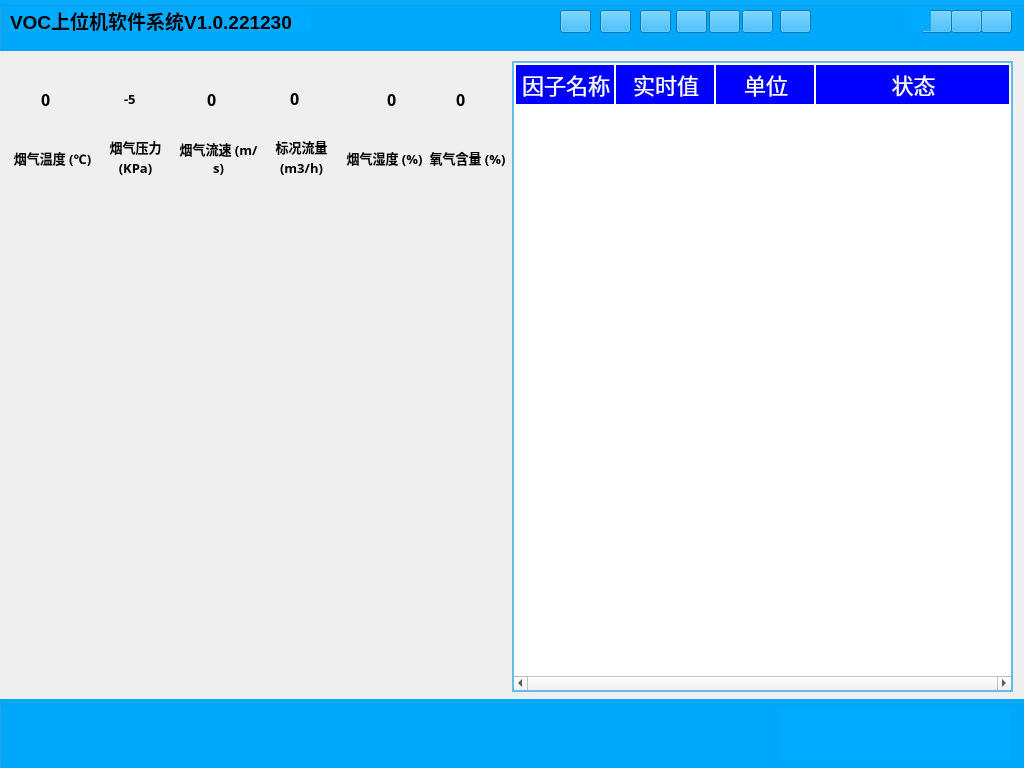
This is voc-gas/mainwindow.ui in aa123Eason/workcode as Qt 5 draws it before an edit. The edited form follows.
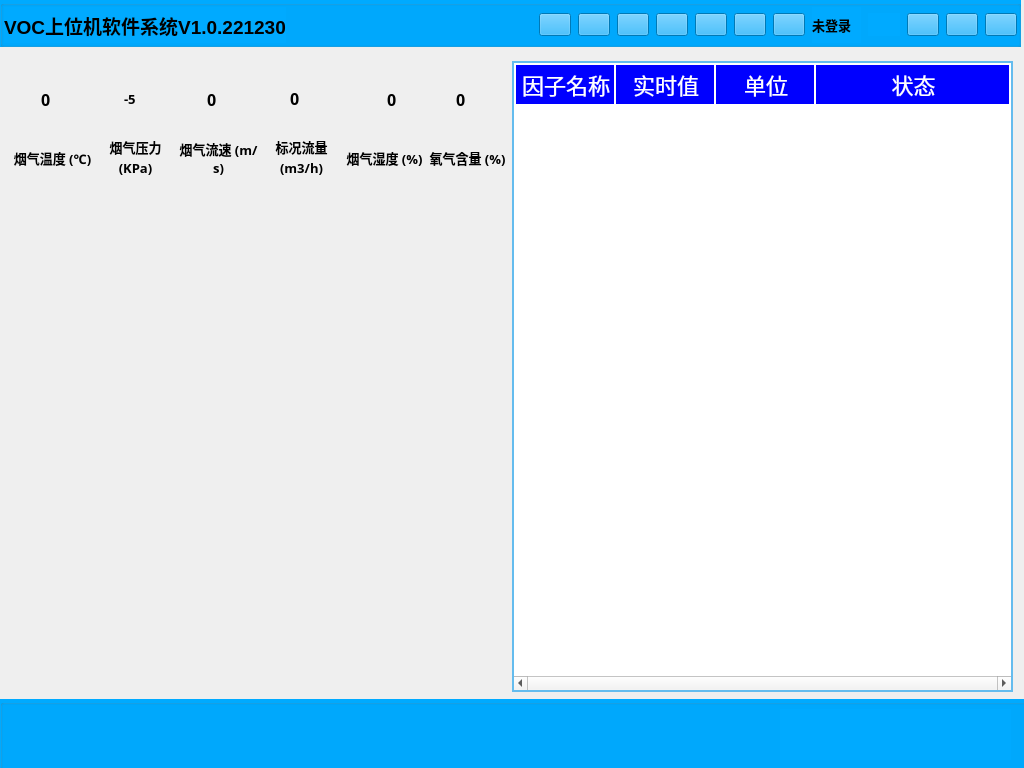
This is the edited form. Icons and pictures are not drawn.

Commit message: 完成登录，日志记录功能

```diff
--- a/voc-gas/mainwindow.ui
+++ b/voc-gas/mainwindow.ui
@@ -22,8 +22,8 @@
      <rect>
       <x>0</x>
       <y>0</y>
-      <width>1031</width>
-      <height>51</height>
+      <width>1021</width>
+      <height>47</height>
      </rect>
     </property>
     <property name="styleSheet">
@@ -33,62 +33,29 @@
     <property name="title">
      <string/>
     </property>
-    <widget class="QPushButton" name="pushButton">
-     <property name="geometry">
-      <rect>
-       <x>951</x>
-       <y>10</y>
-       <width>31</width>
-       <height>23</height>
-      </rect>
+    <layout class="QHBoxLayout" name="horizontalLayout_8" stretch="1,5,1,1,1,1,1,1,1,1,1,1,1,1">
+     <property name="spacing">
+      <number>7</number>
      </property>
-     <property name="styleSheet">
-      <string notr="true">border-image: url(:/images/remove.png);</string>
+     <property name="leftMargin">
+      <number>1</number>
      </property>
-     <property name="text">
-      <string/>
+     <property name="topMargin">
+      <number>1</number>
      </property>
-    </widget>
-    <widget class="QPushButton" name="pushButton_3">
-     <property name="geometry">
-      <rect>
-       <x>981</x>
-       <y>10</y>
-       <width>31</width>
-       <height>23</height>
-      </rect>
+     <property name="rightMargin">
+      <number>1</number>
      </property>
-     <property name="styleSheet">
-      <string notr="true">border-image: url(:/images/close.png);</string>
+     <property name="bottomMargin">
+      <number>1</number>
      </property>
-     <property name="text">
-      <string/>
-     </property>
-    </widget>
-    <widget class="QPushButton" name="pushButton_4">
-     <property name="geometry">
-      <rect>
-       <x>921</x>
-       <y>10</y>
-       <width>31</width>
-       <height>23</height>
-      </rect>
-     </property>
-     <property name="styleSheet">
-      <string notr="true">border-image: url(:/images/more.png);</string>
-     </property>
-     <property name="text">
-      <string/>
-     </property>
-    </widget>
+     <item>
     <widget class="QLabel" name="label">
-     <property name="geometry">
-      <rect>
-       <x>10</x>
-       <y>10</y>
-       <width>301</width>
-       <height>21</height>
-      </rect>
+       <property name="sizePolicy">
+        <sizepolicy hsizetype="Preferred" vsizetype="Preferred">
+         <horstretch>0</horstretch>
+         <verstretch>0</verstretch>
+        </sizepolicy>
      </property>
      <property name="font">
       <font>
@@ -101,14 +68,45 @@
       <string>VOC上位机软件系统V1.0.221230</string>
      </property>
     </widget>
+     </item>
+     <item>
+      <spacer name="horizontalSpacer">
+       <property name="sizePolicy">
+        <sizepolicy hsizetype="Preferred" vsizetype="Preferred">
+         <horstretch>0</horstretch>
+         <verstretch>0</verstretch>
+        </sizepolicy>
+       </property>
+       <property name="orientation">
+        <enum>Qt::Horizontal</enum>
+       </property>
+       <property name="sizeHint" stdset="0">
+        <size>
+         <width>40</width>
+         <height>20</height>
+        </size>
+       </property>
+      </spacer>
+     </item>
+     <item>
     <widget class="QPushButton" name="pushButton_5">
-     <property name="geometry">
-      <rect>
-       <x>560</x>
-       <y>10</y>
-       <width>31</width>
+       <property name="sizePolicy">
+        <sizepolicy hsizetype="Preferred" vsizetype="Preferred">
+         <horstretch>0</horstretch>
+         <verstretch>0</verstretch>
+        </sizepolicy>
+       </property>
+       <property name="minimumSize">
+        <size>
+         <width>32</width>
        <height>23</height>
-      </rect>
+        </size>
+       </property>
+       <property name="maximumSize">
+        <size>
+         <width>32</width>
+         <height>23</height>
+        </size>
      </property>
      <property name="styleSheet">
       <string notr="true">border-image: url(:/images/timer.png);</string>
@@ -117,14 +115,26 @@
       <string/>
      </property>
     </widget>
+     </item>
+     <item>
     <widget class="QPushButton" name="pushButton_6">
-     <property name="geometry">
-      <rect>
-       <x>600</x>
-       <y>10</y>
-       <width>31</width>
+       <property name="sizePolicy">
+        <sizepolicy hsizetype="Preferred" vsizetype="Preferred">
+         <horstretch>0</horstretch>
+         <verstretch>0</verstretch>
+        </sizepolicy>
+       </property>
+       <property name="minimumSize">
+        <size>
+         <width>32</width>
        <height>23</height>
-      </rect>
+        </size>
+       </property>
+       <property name="maximumSize">
+        <size>
+         <width>32</width>
+         <height>23</height>
+        </size>
      </property>
      <property name="styleSheet">
       <string notr="true">border-image: url(:/images/data.png);</string>
@@ -133,14 +143,26 @@
       <string/>
      </property>
     </widget>
+     </item>
+     <item>
     <widget class="QPushButton" name="pushButton_7">
-     <property name="geometry">
-      <rect>
-       <x>640</x>
-       <y>10</y>
-       <width>31</width>
+       <property name="sizePolicy">
+        <sizepolicy hsizetype="Preferred" vsizetype="Preferred">
+         <horstretch>0</horstretch>
+         <verstretch>0</verstretch>
+        </sizepolicy>
+       </property>
+       <property name="minimumSize">
+        <size>
+         <width>32</width>
        <height>23</height>
-      </rect>
+        </size>
+       </property>
+       <property name="maximumSize">
+        <size>
+         <width>32</width>
+         <height>23</height>
+        </size>
      </property>
      <property name="font">
       <font>
@@ -154,46 +176,26 @@
       <string/>
      </property>
     </widget>
-    <widget class="QLabel" name="label_User">
-     <property name="geometry">
-      <rect>
-       <x>910</x>
-       <y>10</y>
-       <width>21</width>
-       <height>21</height>
-      </rect>
-     </property>
-     <property name="styleSheet">
-      <string notr="true">border-image: url(:/images/User.png);</string>
-     </property>
-     <property name="text">
-      <string/>
-     </property>
-    </widget>
-    <widget class="QPushButton" name="pushButton_8">
-     <property name="geometry">
-      <rect>
-       <x>709</x>
-       <y>10</y>
-       <width>31</width>
-       <height>23</height>
-      </rect>
-     </property>
-     <property name="styleSheet">
-      <string notr="true">border-image: url(:/images/calibration.png);</string>
-     </property>
-     <property name="text">
-      <string/>
-     </property>
-    </widget>
+     </item>
+     <item>
     <widget class="QPushButton" name="pushButton_9">
-     <property name="geometry">
-      <rect>
-       <x>676</x>
-       <y>10</y>
-       <width>31</width>
+       <property name="sizePolicy">
+        <sizepolicy hsizetype="Preferred" vsizetype="Preferred">
+         <horstretch>0</horstretch>
+         <verstretch>0</verstretch>
+        </sizepolicy>
+       </property>
+       <property name="minimumSize">
+        <size>
+         <width>32</width>
        <height>23</height>
-      </rect>
+        </size>
+       </property>
+       <property name="maximumSize">
+        <size>
+         <width>32</width>
+         <height>23</height>
+        </size>
      </property>
      <property name="styleSheet">
       <string notr="true">border-image: url(:/images/clear.png);</string>
@@ -202,14 +204,54 @@
       <string/>
      </property>
     </widget>
+     </item>
+     <item>
+      <widget class="QPushButton" name="pushButton_8">
+       <property name="sizePolicy">
+        <sizepolicy hsizetype="Preferred" vsizetype="Preferred">
+         <horstretch>0</horstretch>
+         <verstretch>0</verstretch>
+        </sizepolicy>
+       </property>
+       <property name="minimumSize">
+        <size>
+         <width>32</width>
+         <height>23</height>
+        </size>
+       </property>
+       <property name="maximumSize">
+        <size>
+         <width>32</width>
+         <height>23</height>
+        </size>
+       </property>
+       <property name="styleSheet">
+        <string notr="true">border-image: url(:/images/calibration.png);</string>
+       </property>
+       <property name="text">
+        <string/>
+       </property>
+      </widget>
+     </item>
+     <item>
     <widget class="QPushButton" name="pushButton_Set">
-     <property name="geometry">
-      <rect>
-       <x>742</x>
-       <y>10</y>
-       <width>31</width>
+       <property name="sizePolicy">
+        <sizepolicy hsizetype="Preferred" vsizetype="Preferred">
+         <horstretch>0</horstretch>
+         <verstretch>0</verstretch>
+        </sizepolicy>
+       </property>
+       <property name="minimumSize">
+        <size>
+         <width>32</width>
        <height>23</height>
-      </rect>
+        </size>
+       </property>
+       <property name="maximumSize">
+        <size>
+         <width>32</width>
+         <height>23</height>
+        </size>
      </property>
      <property name="font">
       <font>
@@ -223,14 +265,26 @@
       <string/>
      </property>
     </widget>
+     </item>
+     <item>
     <widget class="QPushButton" name="pushButton_User">
-     <property name="geometry">
-      <rect>
-       <x>780</x>
-       <y>10</y>
-       <width>31</width>
+       <property name="sizePolicy">
+        <sizepolicy hsizetype="Preferred" vsizetype="Preferred">
+         <horstretch>0</horstretch>
+         <verstretch>0</verstretch>
+        </sizepolicy>
+       </property>
+       <property name="minimumSize">
+        <size>
+         <width>32</width>
        <height>23</height>
-      </rect>
+        </size>
+       </property>
+       <property name="maximumSize">
+        <size>
+         <width>32</width>
+         <height>23</height>
+        </size>
      </property>
      <property name="font">
       <font>
@@ -244,6 +298,140 @@
       <string/>
      </property>
     </widget>
+     </item>
+     <item>
+      <widget class="QLabel" name="label_3">
+       <property name="sizePolicy">
+        <sizepolicy hsizetype="Preferred" vsizetype="Preferred">
+         <horstretch>0</horstretch>
+         <verstretch>0</verstretch>
+        </sizepolicy>
+       </property>
+       <property name="font">
+        <font>
+         <pointsize>10</pointsize>
+         <weight>75</weight>
+         <bold>true</bold>
+        </font>
+       </property>
+       <property name="text">
+        <string>未登录</string>
+       </property>
+      </widget>
+     </item>
+     <item>
+      <widget class="QLabel" name="label_User">
+       <property name="sizePolicy">
+        <sizepolicy hsizetype="Preferred" vsizetype="Preferred">
+         <horstretch>0</horstretch>
+         <verstretch>0</verstretch>
+        </sizepolicy>
+       </property>
+       <property name="minimumSize">
+        <size>
+         <width>32</width>
+         <height>23</height>
+        </size>
+       </property>
+       <property name="maximumSize">
+        <size>
+         <width>32</width>
+         <height>23</height>
+        </size>
+       </property>
+       <property name="styleSheet">
+        <string notr="true">border-image: url(:/images/User.png);</string>
+       </property>
+       <property name="text">
+        <string/>
+       </property>
+      </widget>
+     </item>
+     <item>
+      <widget class="QPushButton" name="pushButton_4">
+       <property name="sizePolicy">
+        <sizepolicy hsizetype="Preferred" vsizetype="Preferred">
+         <horstretch>0</horstretch>
+         <verstretch>0</verstretch>
+        </sizepolicy>
+       </property>
+       <property name="minimumSize">
+        <size>
+         <width>32</width>
+         <height>23</height>
+        </size>
+       </property>
+       <property name="maximumSize">
+        <size>
+         <width>32</width>
+         <height>23</height>
+        </size>
+       </property>
+       <property name="styleSheet">
+        <string notr="true">border-image: url(:/images/more.png);</string>
+       </property>
+       <property name="text">
+        <string/>
+       </property>
+      </widget>
+     </item>
+     <item>
+      <widget class="QPushButton" name="pushButton">
+       <property name="sizePolicy">
+        <sizepolicy hsizetype="Preferred" vsizetype="Preferred">
+         <horstretch>0</horstretch>
+         <verstretch>0</verstretch>
+        </sizepolicy>
+       </property>
+       <property name="minimumSize">
+        <size>
+         <width>32</width>
+         <height>23</height>
+        </size>
+       </property>
+       <property name="maximumSize">
+        <size>
+         <width>32</width>
+         <height>23</height>
+        </size>
+       </property>
+       <property name="styleSheet">
+        <string notr="true">border-image: url(:/images/remove.png);</string>
+       </property>
+       <property name="text">
+        <string/>
+       </property>
+      </widget>
+     </item>
+     <item>
+      <widget class="QPushButton" name="pushButton_3">
+       <property name="sizePolicy">
+        <sizepolicy hsizetype="Preferred" vsizetype="Preferred">
+         <horstretch>0</horstretch>
+         <verstretch>0</verstretch>
+        </sizepolicy>
+       </property>
+       <property name="minimumSize">
+        <size>
+         <width>32</width>
+         <height>23</height>
+        </size>
+       </property>
+       <property name="maximumSize">
+        <size>
+         <width>32</width>
+         <height>23</height>
+        </size>
+       </property>
+       <property name="styleSheet">
+        <string notr="true">border-image: url(:/images/close.png);</string>
+       </property>
+       <property name="text">
+        <string/>
+       </property>
+      </widget>
+     </item>
+    </layout>
    </widget>
    <widget class="QWidget" name="layoutWidget">
     <property name="geometry">
```
Lines whose indentation alone changed are shown as unchanged. The commit also changes 13 other files.
